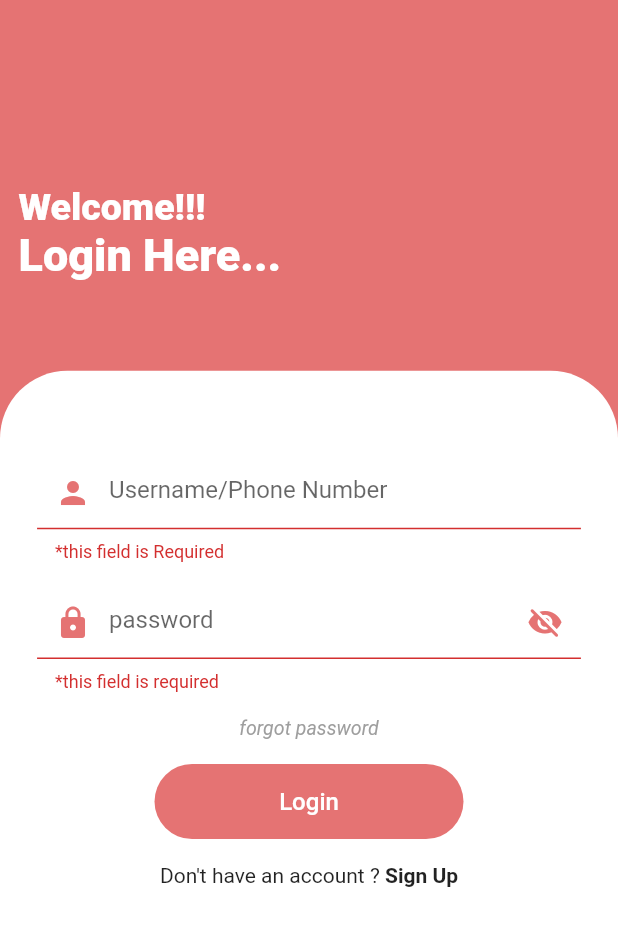
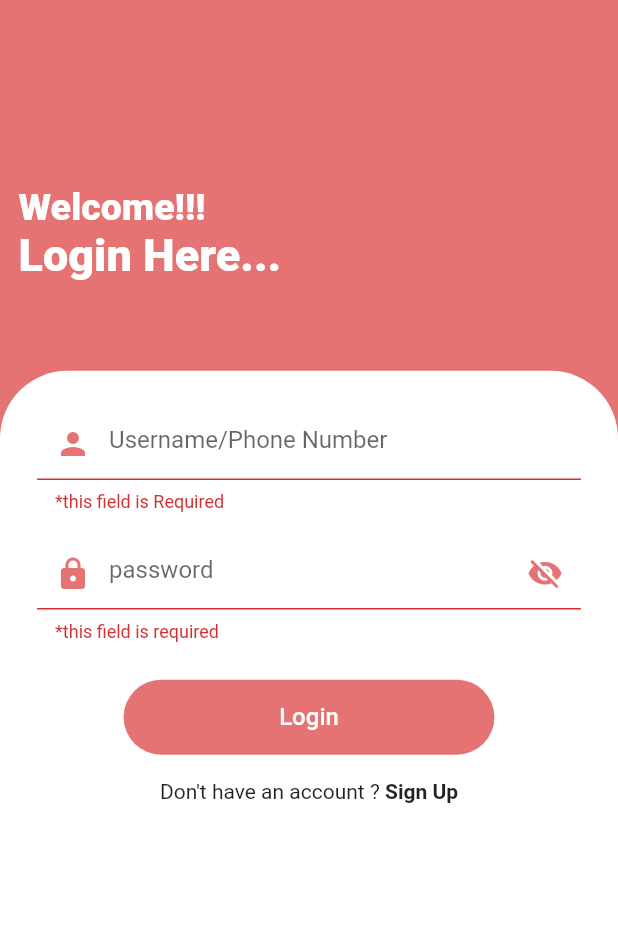
Before and after one commit to Nikhil-Kudupudi/Laundry_Management, a Flutter app: the lgorsgpage screen opened directly, after a tap on "Login", on a phone screen of 412 x 824 dp. Shown: the top 926 px of the screen. Run offline on Flutter 3.47's test engine with Material 2 defaults, Android fonts, the phone set to English and light mode, and no system bars; our stand-ins replace date_format.

Commit message:
nikhil gadu thopu dammu unte aapu

```diff
--- a/lib/LaundryApp/home.dart
+++ b/lib/LaundryApp/home.dart
@@ -1,6 +1,7 @@
 import 'package:date_format/date_format.dart';
 import 'package:flutter/cupertino.dart';
 import 'package:flutter/material.dart';
+import 'package:flutter/widgets.dart';
 
 RegExp userregex=new RegExp(r"[a-zA-Z]+\w[a-zA-Z]*");
 RegExp passwordregex =new RegExp(r'^(?=.*?[A-Z])(?=.*?[a-z])(?=.*?[0-9])(?=.*?[!@#\$&*~]).{8,}$');
@@ -23,17 +24,17 @@ class _lgorsgpageState extends State<lgorsgpage> {
                       padding: EdgeInsets.only(top: MediaQuery.of(context).size.height*0.3,)
                   ),
                   Container(
-                    margin: EdgeInsets.only(left: MediaQuery.of(context).size.width*0.30),
+                    margin: EdgeInsets.only(left: MediaQuery.of(context).size.width*0.29),
                       child: Row(
                         children: <Widget>[
                           Text("We",style: TextStyle(
-                            fontSize: MediaQuery.of(context).size.width*0.1,
+                            fontSize: MediaQuery.of(context).size.width*0.11,
                             fontWeight: FontWeight.w700,
                             color: Colors.red.shade300,
                             fontStyle: FontStyle.italic
                           ),),
                           Text("Wash",style: TextStyle(
-                            fontSize: MediaQuery.of(context).size.width*0.1,
+                            fontSize: MediaQuery.of(context).size.width*0.11,
                             fontWeight: FontWeight.w700,
                               fontStyle: FontStyle.italic
                           ),),
@@ -50,7 +51,7 @@ class _lgorsgpageState extends State<lgorsgpage> {
                     },
                     child: Container(
                       height: 50,
-                      width: MediaQuery.of(context).size.width*0.25,
+                      width: MediaQuery.of(context).size.width*0.35,
                       margin: EdgeInsets.only(left: MediaQuery.of(context).size.width*0.1,
                       right: MediaQuery.of(context).size.width*0.1),
                       decoration: BoxDecoration(
@@ -77,7 +78,7 @@ class _lgorsgpageState extends State<lgorsgpage> {
                     },
                     child: Container(
                       height: 50,
-                      width: MediaQuery.of(context).size.width*0.25,
+                      width: MediaQuery.of(context).size.width*0.35,
                       margin: EdgeInsets.only(left: MediaQuery.of(context).size.width*0.1,
                           right: MediaQuery.of(context).size.width*0.1),
                       decoration: BoxDecoration(
@@ -165,14 +166,15 @@ class _loginpageState extends State<loginpage> {
                   borderRadius: BorderRadius.only(topLeft: Radius.circular(45),
                     topRight: Radius.circular(45),),
                 ),
-                  child: Column(
+                  padding: EdgeInsets.only(top: MediaQuery.of(context).size.height*0.03),
+                  child: ListView(
+                    scrollDirection: Axis.vertical,
                     children: <Widget>[
                       Container(
                         child: Column(
                           children: <Widget>[
                             Container(
-                              padding: EdgeInsets.only(top: MediaQuery.of(context).size.height * 0.07,
-                                  left:MediaQuery.of(context).size.height * 0.03,
+                              padding: EdgeInsets.only(left:MediaQuery.of(context).size.height * 0.03,
                                   right: MediaQuery.of(context).size.height * 0.03),
                               child: TextField(
                                 cursorColor: Colors.red.shade300,
@@ -232,21 +234,9 @@ class _loginpageState extends State<loginpage> {
                           ],
                         ),
                       ),
-                      Center(
-                        child: Padding(
-                          padding: EdgeInsets.only(top: MediaQuery.of(context).size.height * 0.02,
-                              ),
-                        ),
-                      ),
-                      Text("forgot password",
-                        style: TextStyle(
-                          fontStyle: FontStyle.italic,
-                          color: Colors.grey,
-                          fontSize: 13,
-                        ),
-                      ),
+
                       Padding(
-                        padding: EdgeInsets.only(top: MediaQuery.of(context).size.height * 0.02,
+                        padding: EdgeInsets.only(top: MediaQuery.of(context).size.height * 0.03,
                             ),
                       ),
                       InkWell(
@@ -536,7 +526,7 @@ class _signupState extends State<signup> {
                             right: MediaQuery.of(context).size.height*0.05),
                         decoration: BoxDecoration(
                           borderRadius: BorderRadius.circular(20),
-                          color: Colors.deepOrange,
+                          color: Colors.deepOrange.shade400,
                         ),
                         child: Center(
                           child: Text(
@@ -641,9 +631,6 @@ class _entrypageState extends State<entrypage> {
               ],
             ),
           ),
-          Padding(
-              padding: EdgeInsets.only(bottom: MediaQuery.of(context).size.height*0.02)
-          ),
           InkWell(
             onTap: (){
 
@@ -670,7 +657,7 @@ class _entrypageState extends State<entrypage> {
             padding: EdgeInsets.only(left: MediaQuery.of(context).size.width*0.02),
             child: Text("USE CODE : TWO50",style: TextStyle(
               color: Colors.red.shade300,
-              fontSize: 18.0,
+              fontSize: 16.0,
               fontWeight: FontWeight.bold
             ),),
           ),
@@ -700,7 +687,7 @@ class _entrypageState extends State<entrypage> {
             padding: EdgeInsets.only(left: MediaQuery.of(context).size.width*0.02),
             child: Text("USE CODE : WEEKEND20",style: TextStyle(
                 color: Colors.red.shade300,
-                fontSize: 18.0,
+                fontSize: 16.0,
                 fontWeight: FontWeight.bold
             ),),
           ),
@@ -873,7 +860,7 @@ class _selecttypeState extends State<selecttype> {
                   borderRadius: BorderRadius.only(topLeft: Radius.circular(45),
                     topRight: Radius.circular(45),),
                 ),
-                padding: EdgeInsets.only(top: MediaQuery.of(context).size.height * 0.1,
+                padding: EdgeInsets.only(top: MediaQuery.of(context).size.height * 0.05,
                   left: MediaQuery.of(context).size.height * 0.025,
                   right: MediaQuery.of(context).size.height * 0.025,),
                 child: ListView(
@@ -1221,7 +1208,7 @@ class _mypayState extends State<mypay> {
           Container(
             height: 200,
             margin: EdgeInsets.all(10.0),
-            child: Center(child: Text("selected items and total",style: TextStyle(
+            child: Center(child: Text("address details check and total amount",style: TextStyle(
               fontWeight: FontWeight.bold,
             ),)),
             decoration: BoxDecoration(
@@ -1643,7 +1630,7 @@ class _menselectpageState extends State<menselectpage> {
               child: Column(
                 children: [
                   Padding(padding: EdgeInsets.only(top:MediaQuery.of(context).size.height*0.1)),
-                  Text("Add Your Clothes",style: TextStyle(fontWeight: FontWeight.w800),),
+                  Text("Add Your Clothes",style: TextStyle(fontWeight: FontWeight.w800,fontSize: 16.0),),
                 ],
               ),
             ),
@@ -1654,7 +1641,7 @@ class _menselectpageState extends State<menselectpage> {
                   borderRadius: BorderRadius.only(topLeft: Radius.circular(45),
                     topRight: Radius.circular(45),),
                 ),
-                padding: EdgeInsets.only(top: MediaQuery.of(context).size.height * 0.1,
+                padding: EdgeInsets.only(top: MediaQuery.of(context).size.height * 0.03,
                   left: MediaQuery.of(context).size.height * 0.025,
                   right: MediaQuery.of(context).size.height * 0.025,),
                 child: ListView.builder(
@@ -1689,7 +1676,6 @@ class _cloth_counterState extends State<cloth_counter> {
   bool change_to=false;
   String name;
   int _personcount=0;
-
   _cloth_counterState({this.name});
   Widget build(BuildContext context) {
     return Container(
--- a/lib/main.dart
+++ b/lib/main.dart
@@ -3,6 +3,6 @@ import 'LaundryApp/home.dart';
 
 void main() => runApp(new MaterialApp(
   debugShowCheckedModeBanner: false,
-  home: lgorsgpage(),
+  home: lastpage(),
 
 ));
```
Also changed, not shown: pubspec.lock, 4 other files.
